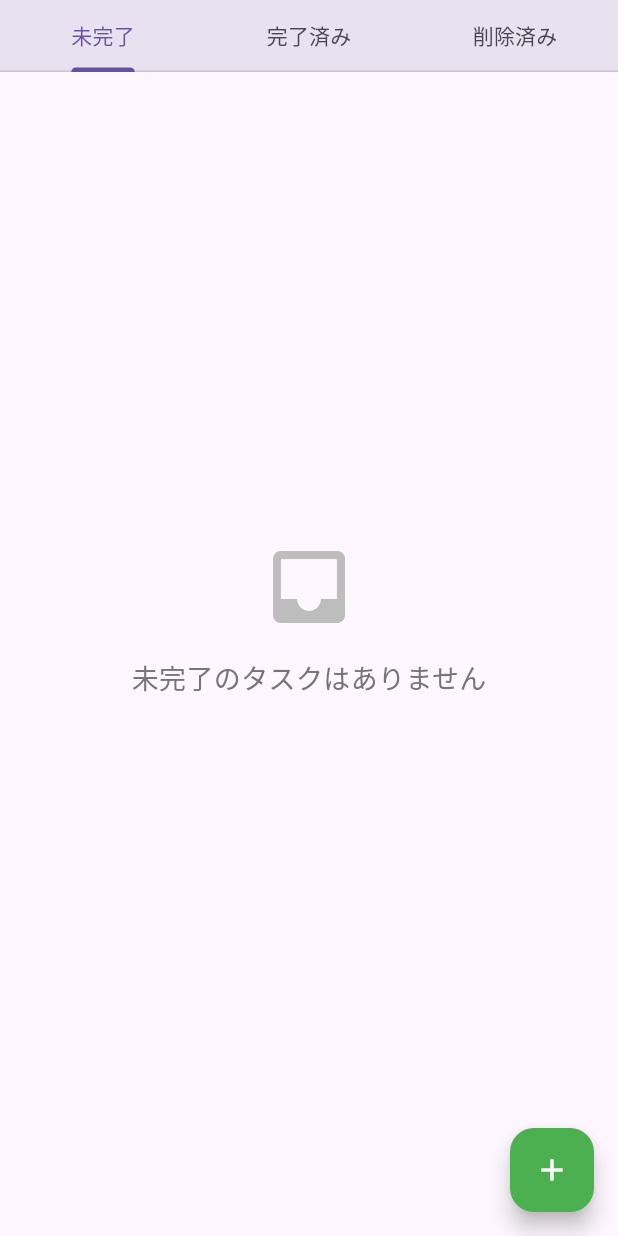
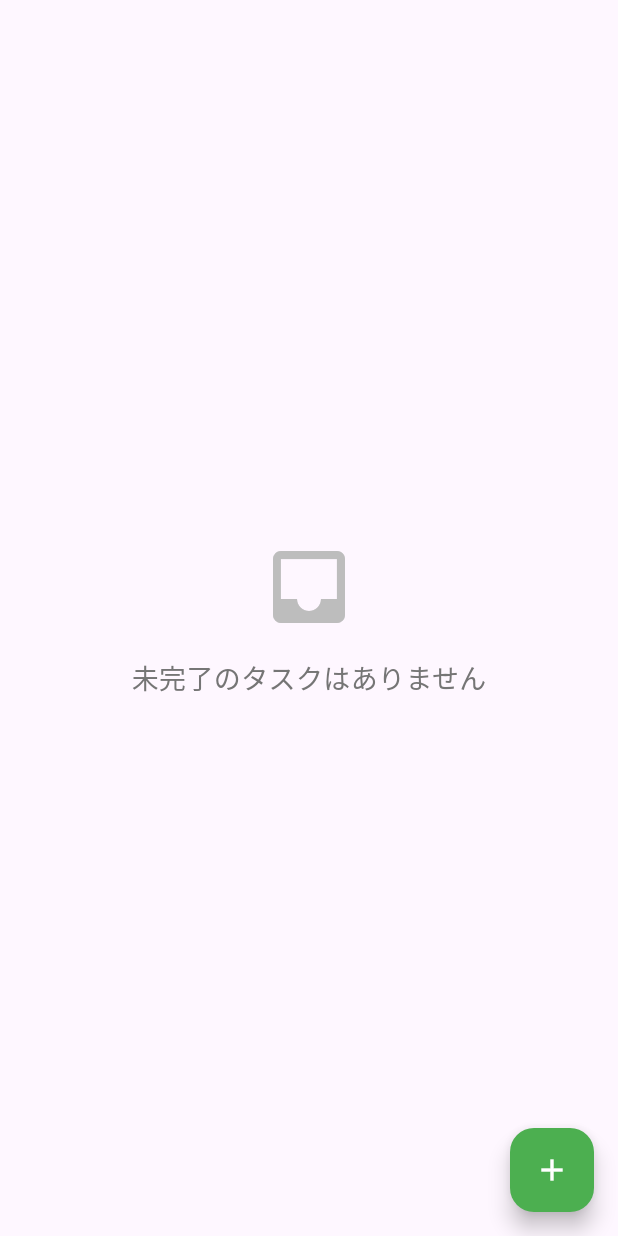
Before and after one commit to minoru-kinugasa-105/learn_flutter, a Flutter app: the screen it shows after launch, scrolled down 104 dp, on a phone screen of 412 x 824 dp. Run offline on Flutter 3.47's test engine with Material 3 defaults, Android fonts, the phone set to English and light mode, and no system bars; our stand-ins replace flutter_local_notifications, hive_flutter, timezone; accounts and stored records are empty.

Commit message:
fix: タブ間の移動がスワイプで行えなくなっていた問題を修正

```diff
--- a/lib/screens/todo_home_page.dart
+++ b/lib/screens/todo_home_page.dart
@@ -16,6 +16,7 @@ class _TodoHomePageState extends State<TodoHomePage>
     with TickerProviderStateMixin {
   late TabController _tabController;
   late List<ScrollController> _scrollControllers;
+  bool _isAppBarVisible = true;
 
   @override
   void initState() {
@@ -29,10 +30,24 @@ class _TodoHomePageState extends State<TodoHomePage>
     _tabController = TabController(length: 3, vsync: this);
 
     // 各タブ用のScrollControllerを作成
-    _scrollControllers = List.generate(3, (index) => ScrollController());
+    _scrollControllers = List.generate(3, (index) {
+      final controller = ScrollController();
+      controller.addListener(() => _onScrollChanged(controller));
+      return controller;
+    });
 
     // タブ切り替え時のリスナーを追加
     _tabController.addListener(_onTabChanged);
+  }
+
+  void _onScrollChanged(ScrollController controller) {
+    // スクロール位置に基づいてアプリバーの表示/非表示を制御
+    final isScrolled = controller.offset > 100;
+    if (isScrolled != !_isAppBarVisible) {
+      setState(() {
+        _isAppBarVisible = !isScrolled;
+      });
+    }
   }
 
   void _onTabChanged() {
@@ -42,6 +57,11 @@ class _TodoHomePageState extends State<TodoHomePage>
 
       final currentIndex = _tabController.index;
       final controller = _scrollControllers[currentIndex];
+
+      // アプリバーを表示状態に戻す
+      setState(() {
+        _isAppBarVisible = true;
+      });
 
       // 少し遅延を入れてスクロール位置をリセット
       WidgetsBinding.instance.addPostFrameCallback((_) {
@@ -147,16 +167,121 @@ class _TodoHomePageState extends State<TodoHomePage>
     }
 
     return Scaffold(
-      body: CustomScrollView(
-        controller: _scrollControllers[_tabController.index],
+      body: Stack(
+        children: [
+          // メインコンテンツ
+          TabBarView(
+            controller: _tabController,
+            children: [
+              // 未完了タブ
+              CustomScrollView(
+                controller: _scrollControllers[0],
                 slivers: [
-          SliverAppBar(
-            title: const Text('Todo App'),
-            floating: true,
-            snap: true,
-            pinned: true,
-            bottom: TabBar(
+                  // アプリバーの高さ分のスペースを追加
+                  SliverToBoxAdapter(
+                    child: SizedBox(
+                      height:
+                          MediaQuery.of(context).padding.top +
+                          kToolbarHeight +
+                          kTextTabBarHeight,
+                    ),
+                  ),
+                  TodoListWidget(
+                    tabIndex: 0,
+                    onUpdateTodo: _updateTodo,
+                    onCopyTodo: _copyTodo,
+                    onEditTodo: _editTodo,
+                  ),
+                ],
+              ),
+              // 完了済みタブ
+              CustomScrollView(
+                controller: _scrollControllers[1],
+                slivers: [
+                  // アプリバーの高さ分のスペースを追加
+                  SliverToBoxAdapter(
+                    child: SizedBox(
+                      height:
+                          MediaQuery.of(context).padding.top +
+                          kToolbarHeight +
+                          kTextTabBarHeight,
+                    ),
+                  ),
+                  TodoListWidget(
+                    tabIndex: 1,
+                    onUpdateTodo: _updateTodo,
+                    onCopyTodo: _copyTodo,
+                    onEditTodo: _editTodo,
+                  ),
+                ],
+              ),
+              // 削除済みタブ
+              CustomScrollView(
+                controller: _scrollControllers[2],
+                slivers: [
+                  // アプリバーの高さ分のスペースを追加
+                  SliverToBoxAdapter(
+                    child: SizedBox(
+                      height:
+                          MediaQuery.of(context).padding.top +
+                          kToolbarHeight +
+                          kTextTabBarHeight,
+                    ),
+                  ),
+                  TodoListWidget(
+                    tabIndex: 2,
+                    onUpdateTodo: _updateTodo,
+                    onCopyTodo: _copyTodo,
+                    onEditTodo: _editTodo,
+                  ),
+                ],
+              ),
+            ],
+          ),
+          // アプリバー（固定）
+          AnimatedPositioned(
+            duration: const Duration(milliseconds: 300),
+            curve: Curves.easeInOut,
+            top: _isAppBarVisible ? 0 : -kToolbarHeight - kTextTabBarHeight,
+            left: 0,
+            right: 0,
+            child: Container(
+              color: Colors.white,
+              child: Column(
+                mainAxisSize: MainAxisSize.min,
+                children: [
+                  // ステータスバーの高さ分のスペース
+                  SizedBox(height: MediaQuery.of(context).padding.top),
+                  // アプリバー
+                  Container(
+                    height: kToolbarHeight,
+                    color: Colors.white,
+                    child: Row(
+                      children: [
+                        const SizedBox(width: 16),
+                        const Expanded(
+                          child: Text(
+                            'Todo App',
+                            style: TextStyle(
+                              fontSize: 20,
+                              fontWeight: FontWeight.w600,
+                              color: Colors.black87,
+                            ),
+                          ),
+                        ),
+                        const SizedBox(width: 16),
+                      ],
+                    ),
+                  ),
+                  // タブバー
+                  Container(
+                    height: kTextTabBarHeight,
+                    color: Colors.white,
+                    child: TabBar(
                       controller: _tabController,
+                      labelColor: Colors.blue,
+                      unselectedLabelColor: Colors.grey,
+                      indicatorColor: Colors.blue,
                       tabs: const [
                         Tab(text: '未完了'),
                         Tab(text: '完了済み'),
@@ -164,12 +289,9 @@ class _TodoHomePageState extends State<TodoHomePage>
                       ],
                     ),
                   ),
-          // 現在のタブの内容を表示
-          TodoListWidget(
-            tabIndex: _tabController.index,
-            onUpdateTodo: _updateTodo,
-            onCopyTodo: _copyTodo,
-            onEditTodo: _editTodo,
+                ],
+              ),
+            ),
           ),
         ],
       ),
```
Lines whose indentation alone changed are shown as unchanged.
